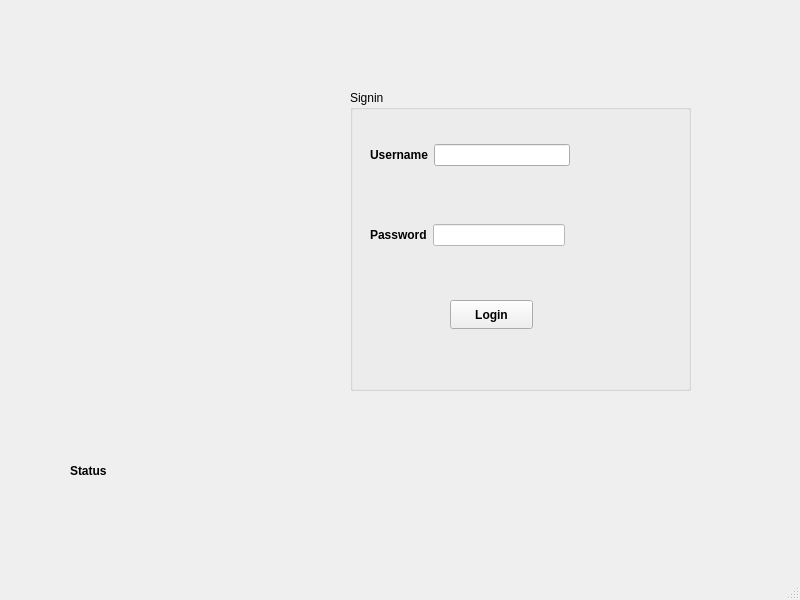
This is login.ui in AnishBharati/Qt-HMS as Qt 5 draws it before an edit. The edited form follows.
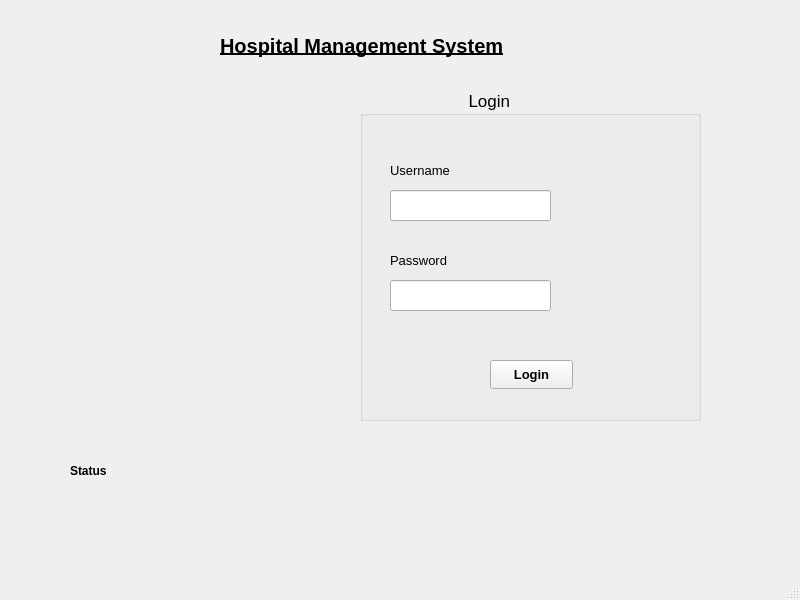
This is the edited form. Icons and pictures are not drawn.

Patch:
```diff
--- a/login.ui
+++ b/login.ui
@@ -35,26 +35,33 @@
    <widget class="QGroupBox" name="groupBox">
     <property name="geometry">
      <rect>
-      <x>350</x>
+      <x>360</x>
       <y>90</y>
       <width>341</width>
-      <height>301</height>
+      <height>331</height>
      </rect>
     </property>
+    <property name="font">
+     <font>
+      <pointsize>13</pointsize>
+      <bold>false</bold>
+     </font>
+    </property>
     <property name="title">
-     <string>Signin</string>
+     <string>                       Login</string>
     </property>
     <widget class="QPushButton" name="pushButton">
      <property name="geometry">
       <rect>
-       <x>100</x>
-       <y>210</y>
+       <x>130</x>
+       <y>270</y>
        <width>83</width>
        <height>29</height>
       </rect>
      </property>
      <property name="font">
       <font>
+       <pointsize>10</pointsize>
        <bold>true</bold>
       </font>
      </property>
@@ -62,69 +69,78 @@
       <string>Login</string>
      </property>
     </widget>
-    <widget class="QWidget" name="">
+    <widget class="QLabel" name="label_2">
      <property name="geometry">
       <rect>
-       <x>20</x>
-       <y>130</y>
-       <width>195</width>
-       <height>30</height>
+       <x>30</x>
+       <y>70</y>
+       <width>81</width>
+       <height>21</height>
       </rect>
      </property>
-     <layout class="QHBoxLayout" name="horizontalLayout">
-      <item>
-       <widget class="QLabel" name="label_3">
-        <property name="font">
-         <font>
-          <bold>true</bold>
-         </font>
-        </property>
-        <property name="text">
-         <string>Password</string>
-        </property>
-       </widget>
-      </item>
-      <item>
-       <widget class="QLineEdit" name="lineEdit_password">
-        <property name="autoFillBackground">
-         <bool>false</bool>
-        </property>
-        <property name="styleSheet">
-         <string notr="true">background-color: rgb(255, 255, 255)</string>
-        </property>
-        <property name="echoMode">
-         <enum>QLineEdit::Password</enum>
-        </property>
-       </widget>
-      </item>
-     </layout>
+     <property name="font">
+      <font>
+       <pointsize>10</pointsize>
+       <bold>false</bold>
+      </font>
+     </property>
+     <property name="text">
+      <string>Username</string>
+     </property>
     </widget>
-    <widget class="QWidget" name="">
+    <widget class="QLabel" name="label_3">
      <property name="geometry">
       <rect>
-       <x>20</x>
-       <y>50</y>
-       <width>200</width>
-       <height>30</height>
+       <x>30</x>
+       <y>160</y>
+       <width>81</width>
+       <height>21</height>
       </rect>
      </property>
-     <layout class="QHBoxLayout" name="horizontalLayout_2">
-      <item>
-       <widget class="QLabel" name="label_2">
-        <property name="font">
-         <font>
-          <bold>true</bold>
-         </font>
-        </property>
-        <property name="text">
-         <string>Username</string>
-        </property>
-       </widget>
-      </item>
-      <item>
-       <widget class="QLineEdit" name="lineEdit_username"/>
-      </item>
-     </layout>
+     <property name="font">
+      <font>
+       <pointsize>10</pointsize>
+       <bold>false</bold>
+      </font>
+     </property>
+     <property name="text">
+      <string>Password</string>
+     </property>
+    </widget>
+    <widget class="QLineEdit" name="lineEdit_username">
+     <property name="geometry">
+      <rect>
+       <x>30</x>
+       <y>100</y>
+       <width>161</width>
+       <height>31</height>
+      </rect>
+     </property>
+     <property name="font">
+      <font>
+       <pointsize>10</pointsize>
+       <bold>false</bold>
+      </font>
+     </property>
+    </widget>
+    <widget class="QLineEdit" name="lineEdit_password">
+     <property name="geometry">
+      <rect>
+       <x>30</x>
+       <y>190</y>
+       <width>161</width>
+       <height>31</height>
+      </rect>
+     </property>
+     <property name="font">
+      <font>
+       <pointsize>10</pointsize>
+       <bold>false</bold>
+      </font>
+     </property>
+     <property name="echoMode">
+      <enum>QLineEdit::Password</enum>
+     </property>
     </widget>
    </widget>
    <widget class="QLabel" name="label_pic">
@@ -143,6 +159,27 @@
      <pixmap>../../../Downloads/neon-aesthetic-17.jpg</pixmap>
     </property>
    </widget>
+   <widget class="QLabel" name="label_4">
+    <property name="geometry">
+     <rect>
+      <x>220</x>
+      <y>20</y>
+      <width>391</width>
+      <height>51</height>
+     </rect>
+    </property>
+    <property name="font">
+     <font>
+      <pointsize>15</pointsize>
+      <bold>true</bold>
+      <underline>true</underline>
+      <kerning>true</kerning>
+     </font>
+    </property>
+    <property name="text">
+     <string>Hospital Management System</string>
+    </property>
+   </widget>
   </widget>
   <widget class="QMenuBar" name="menubar">
    <property name="geometry">
```
Left out of the diff: 2 changed lines with no effect on the pictures.
